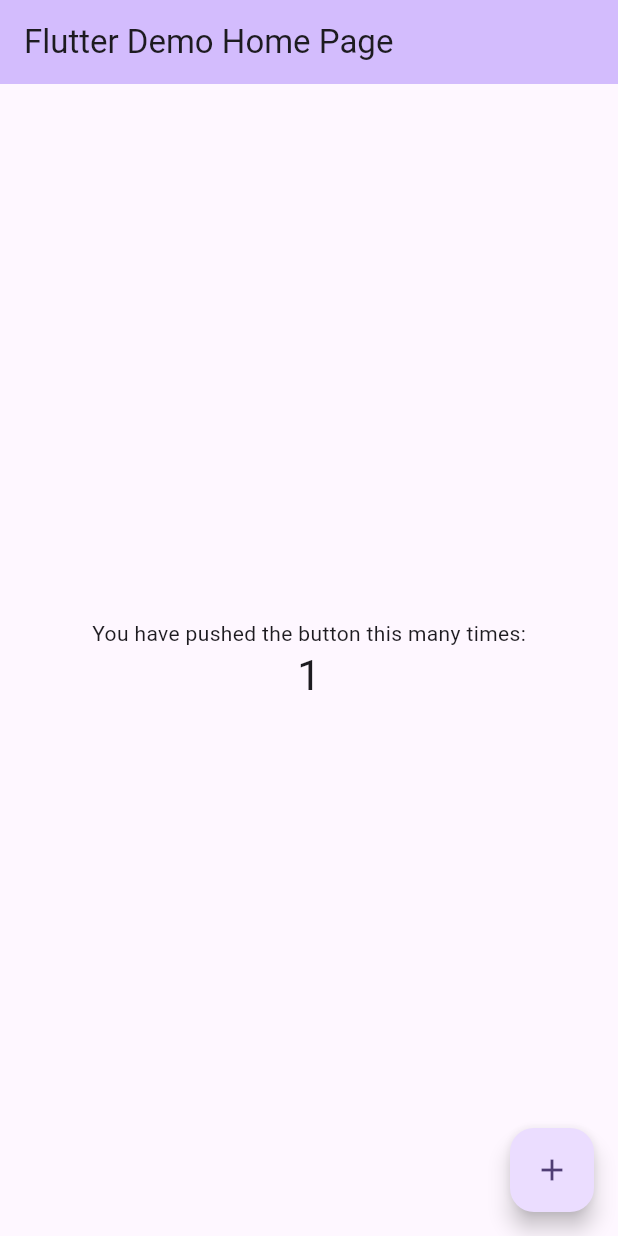
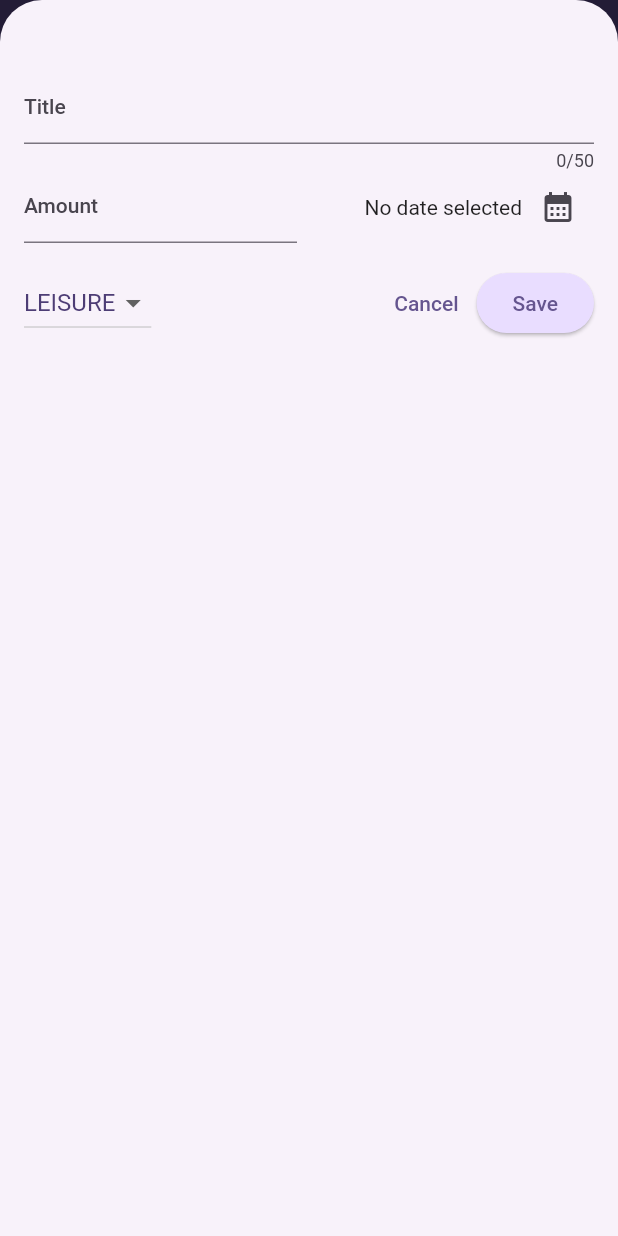
Before and after one commit to gorkemtopcu/flutter_expense_tracker_app, a Flutter app: the screen it shows after launch, after a tap on the "add" icon, on a phone screen of 412 x 824 dp. Run offline on Flutter 3.47's test engine with Material 2 defaults, Android fonts, the phone set to English and light mode, and no system bars.

Commit message:
base_commit

```diff
--- a/expense_tracker_app/lib/main.dart
+++ b/expense_tracker_app/lib/main.dart
@@ -1,125 +1,94 @@
 import 'package:flutter/material.dart';
+import 'package:flutter_expense_tracker_app/widgets/expenses.dart';
+
+var kColorScheme = ColorScheme.fromSeed(
+  seedColor: const Color.fromARGB(255, 96, 59, 181),
+);
+
+var kDarkColorScheme = ColorScheme.fromSeed(
+  brightness: Brightness.dark,
+  seedColor: const Color.fromARGB(255, 5, 99, 125),
+);
 
 void main() {
-  runApp(const MyApp());
+  runApp(
+    MaterialApp(
+      darkTheme: ThemeData().copyWith(
+        useMaterial3: true,
+        colorScheme: kDarkColorScheme,
+        scaffoldBackgroundColor: kDarkColorScheme.background,
+        appBarTheme: AppBarTheme(
+          backgroundColor: kDarkColorScheme.surface,
+          foregroundColor: kDarkColorScheme.onSurface,
+        ),
+        cardTheme: CardTheme(
+          color: kDarkColorScheme.secondaryContainer,
+          margin: const EdgeInsets.symmetric(
+            horizontal: 16,
+            vertical: 8,
+          ),
+        ),
+        elevatedButtonTheme: ElevatedButtonThemeData(
+          style: ElevatedButton.styleFrom(
+            backgroundColor: kDarkColorScheme.primaryContainer,
+            foregroundColor: kDarkColorScheme.onPrimaryContainer,
+          ),
+        ),
+        textTheme: ThemeData().textTheme.copyWith(
+              titleLarge: TextStyle(
+                  fontWeight: FontWeight.bold,
+                  color: kDarkColorScheme.onSecondaryContainer,
+                  fontSize: 18),
+              bodyLarge: TextStyle(
+                  fontWeight: FontWeight.bold,
+                  color: kDarkColorScheme.onSecondaryContainer,
+                  fontSize: 16),
+              bodyMedium: TextStyle(
+                  fontWeight: FontWeight.bold,
+                  color: kDarkColorScheme.onSecondaryContainer,
+                  fontSize: 14),
+              bodySmall: TextStyle(
+                  fontWeight: FontWeight.bold,
+                  color: kDarkColorScheme.onSecondaryContainer,
+                  fontSize: 12),
+            ),
+        inputDecorationTheme: ThemeData().inputDecorationTheme.copyWith(
+              prefixStyle: TextStyle(
+                  fontWeight: FontWeight.bold,
+                  color: kDarkColorScheme.onSecondaryContainer,
+                  fontSize: 14),
+            ),
+        iconTheme: ThemeData().iconTheme.copyWith(
+              color: kDarkColorScheme.onSecondaryContainer,
+            ),
+      ),
+      theme: ThemeData().copyWith(
+        useMaterial3: true,
+        colorScheme: kColorScheme,
+        appBarTheme: AppBarTheme(
+          backgroundColor: kColorScheme.onPrimaryContainer,
+          foregroundColor: kColorScheme.primaryContainer,
+        ),
+        cardTheme: CardTheme(
+          color: kColorScheme.secondaryContainer,
+          margin: const EdgeInsets.symmetric(
+            horizontal: 16,
+            vertical: 8,
+          ),
+        ),
+        elevatedButtonTheme: ElevatedButtonThemeData(
+          style: ElevatedButton.styleFrom(
+              backgroundColor: kColorScheme.primaryContainer),
+        ),
+        textTheme: ThemeData().textTheme.copyWith(
+              titleLarge: TextStyle(
+                  fontWeight: FontWeight.bold,
+                  color: kColorScheme.onSecondaryContainer,
+                  fontSize: 18),
+            ),
+      ),
+      themeMode: ThemeMode.system,
+      home: const Expenses(),
+    ),
+  );
 }
-
-class MyApp extends StatelessWidget {
-  const MyApp({super.key});
-
-  // This widget is the root of your application.
-  @override
-  Widget build(BuildContext context) {
-    return MaterialApp(
-      title: 'Flutter Demo',
-      theme: ThemeData(
-        // This is the theme of your application.
-        //
-        // TRY THIS: Try running your application with "flutter run". You'll see
-        // the application has a blue toolbar. Then, without quitting the app,
-        // try changing the seedColor in the colorScheme below to Colors.green
-        // and then invoke "hot reload" (save your changes or press the "hot
-        // reload" button in a Flutter-supported IDE, or press "r" if you used
-        // the command line to start the app).
-        //
-        // Notice that the counter didn't reset back to zero; the application
-        // state is not lost during the reload. To reset the state, use hot
-        // restart instead.
-        //
-        // This works for code too, not just values: Most code changes can be
-        // tested with just a hot reload.
-        colorScheme: ColorScheme.fromSeed(seedColor: Colors.deepPurple),
-        useMaterial3: true,
-      ),
-      home: const MyHomePage(title: 'Flutter Demo Home Page'),
-    );
-  }
-}
-
-class MyHomePage extends StatefulWidget {
-  const MyHomePage({super.key, required this.title});
-
-  // This widget is the home page of your application. It is stateful, meaning
-  // that it has a State object (defined below) that contains fields that affect
-  // how it looks.
-
-  // This class is the configuration for the state. It holds the values (in this
-  // case the title) provided by the parent (in this case the App widget) and
-  // used by the build method of the State. Fields in a Widget subclass are
-  // always marked "final".
-
-  final String title;
-
-  @override
-  State<MyHomePage> createState() => _MyHomePageState();
-}
-
-class _MyHomePageState extends State<MyHomePage> {
-  int _counter = 0;
-
-  void _incrementCounter() {
-    setState(() {
-      // This call to setState tells the Flutter framework that something has
-      // changed in this State, which causes it to rerun the build method below
-      // so that the display can reflect the updated values. If we changed
-      // _counter without calling setState(), then the build method would not be
-      // called again, and so nothing would appear to happen.
-      _counter++;
-    });
-  }
-
-  @override
-  Widget build(BuildContext context) {
-    // This method is rerun every time setState is called, for instance as done
-    // by the _incrementCounter method above.
-    //
-    // The Flutter framework has been optimized to make rerunning build methods
-    // fast, so that you can just rebuild anything that needs updating rather
-    // than having to individually change instances of widgets.
-    return Scaffold(
-      appBar: AppBar(
-        // TRY THIS: Try changing the color here to a specific color (to
-        // Colors.amber, perhaps?) and trigger a hot reload to see the AppBar
-        // change color while the other colors stay the same.
-        backgroundColor: Theme.of(context).colorScheme.inversePrimary,
-        // Here we take the value from the MyHomePage object that was created by
-        // the App.build method, and use it to set our appbar title.
-        title: Text(widget.title),
-      ),
-      body: Center(
-        // Center is a layout widget. It takes a single child and positions it
-        // in the middle of the parent.
-        child: Column(
-          // Column is also a layout widget. It takes a list of children and
-          // arranges them vertically. By default, it sizes itself to fit its
-          // children horizontally, and tries to be as tall as its parent.
-          //
-          // Column has various properties to control how it sizes itself and
-          // how it positions its children. Here we use mainAxisAlignment to
-          // center the children vertically; the main axis here is the vertical
-          // axis because Columns are vertical (the cross axis would be
-          // horizontal).
-          //
-          // TRY THIS: Invoke "debug painting" (choose the "Toggle Debug Paint"
-          // action in the IDE, or press "p" in the console), to see the
-          // wireframe for each widget.
-          mainAxisAlignment: MainAxisAlignment.center,
-          children: <Widget>[
-            const Text(
-              'You have pushed the button this many times:',
-            ),
-            Text(
-              '$_counter',
-              style: Theme.of(context).textTheme.headlineMedium,
-            ),
-          ],
-        ),
-      ),
-      floatingActionButton: FloatingActionButton(
-        onPressed: _incrementCounter,
-        tooltip: 'Increment',
-        child: const Icon(Icons.add),
-      ), // This trailing comma makes auto-formatting nicer for build methods.
-    );
-  }
-}
--- /dev/null
+++ b/expense_tracker_app/lib/models/expense.dart
@@ -0,0 +1,57 @@
+import 'package:flutter/material.dart';
+import 'package:uuid/uuid.dart';
+import 'package:intl/intl.dart';
+
+const uuid = Uuid();
+final formatter = DateFormat.yMd();
+
+enum Category { food, travel, leisure, work }
+
+const categoryIcons = {
+  Category.food: Icons.lunch_dining,
+  Category.travel: Icons.flight_takeoff,
+  Category.leisure: Icons.movie,
+  Category.work: Icons.work,
+};
+
+class Expense {
+  Expense(
+      {required this.title,
+      required this.amount,
+      required this.date,
+      required this.category})
+      : id = uuid.v4();
+
+  final String id;
+  final String title;
+  final double amount;
+  final DateTime date;
+  final Category category;
+
+  String get formattedDate {
+    return formatter.format(date);
+  }
+}
+
+class ExpenseBucket {
+  ExpenseBucket({
+    required this.category,
+    required this.expenses,
+  });
+
+  ExpenseBucket.forCategory(List<Expense> allExpenses, this.category)
+      : expenses = allExpenses
+            .where((expense) => expense.category == category)
+            .toList();
+
+  final Category category;
+  final List<Expense> expenses;
+
+  double get totalExpenses {
+    double sum = 0;
+    for (var expense in expenses) {
+      sum += expense.amount;
+    }
+    return sum;
+  }
+}
--- /dev/null
+++ b/expense_tracker_app/lib/widgets/chart/chart.dart
@@ -0,0 +1,94 @@
+import 'package:flutter/material.dart';
+import 'package:flutter_expense_tracker_app/models/expense.dart';
+import 'package:flutter_expense_tracker_app/widgets/chart/chart_bar.dart';
+
+class Chart extends StatelessWidget {
+  const Chart({super.key, required this.expenses});
+
+  final List<Expense> expenses;
+
+  List<ExpenseBucket> get buckets {
+    return [
+      ExpenseBucket.forCategory(expenses, Category.food),
+      ExpenseBucket.forCategory(expenses, Category.leisure),
+      ExpenseBucket.forCategory(expenses, Category.travel),
+      ExpenseBucket.forCategory(expenses, Category.work),
+    ];
+  }
+
+  double get maxTotalExpense {
+    double maxTotalExpense = 0;
+
+    for (final bucket in buckets) {
+      if (bucket.totalExpenses > maxTotalExpense) {
+        maxTotalExpense = bucket.totalExpenses;
+      }
+    }
+
+    return maxTotalExpense;
+  }
+
+  @override
+  Widget build(BuildContext context) {
+    final isDarkMode =
+        MediaQuery.of(context).platformBrightness == Brightness.dark;
+    return Container(
+      margin: const EdgeInsets.all(16),
+      padding: const EdgeInsets.symmetric(
+        vertical: 16,
+        horizontal: 8,
+      ),
+      width: double.infinity,
+      height: 180,
+      decoration: BoxDecoration(
+        borderRadius: BorderRadius.circular(8),
+        gradient: LinearGradient(
+          colors: [
+            Theme.of(context).colorScheme.primary.withOpacity(0.3),
+            Theme.of(context).colorScheme.primary.withOpacity(0.0)
+          ],
+          begin: Alignment.bottomCenter,
+          end: Alignment.topCenter,
+        ),
+      ),
+      child: Column(
+        children: [
+          Expanded(
+            child: Row(
+              crossAxisAlignment: CrossAxisAlignment.end,
+              children: [
+                for (final bucket in buckets) // alternative to map()
+                  ChartBar(
+                    fill: bucket.totalExpenses == 0
+                        ? 0
+                        : bucket.totalExpenses / maxTotalExpense,
+                  )
+              ],
+            ),
+          ),
+          const SizedBox(height: 12),
+          Row(
+            children: buckets
+                .map(
+                  (bucket) => Expanded(
+                    child: Padding(
+                      padding: const EdgeInsets.symmetric(horizontal: 4),
+                      child: Icon(
+                        categoryIcons[bucket.category],
+                        color: isDarkMode
+                            ? Theme.of(context).colorScheme.secondary
+                            : Theme.of(context)
+                                .colorScheme
+                                .primary
+                                .withOpacity(0.7),
+                      ),
+                    ),
+                  ),
+                )
+                .toList(),
+          )
+        ],
+      ),
+    );
+  }
+}
--- /dev/null
+++ b/expense_tracker_app/lib/widgets/chart/chart_bar.dart
@@ -0,0 +1,34 @@
+import 'package:flutter/material.dart';
+
+class ChartBar extends StatelessWidget {
+  const ChartBar({
+    super.key,
+    required this.fill,
+  });
+
+  final double fill;
+
+  @override
+  Widget build(BuildContext context) {
+    final isDarkMode =
+        MediaQuery.of(context).platformBrightness == Brightness.dark;
+    return Expanded(
+      child: Padding(
+        padding: const EdgeInsets.symmetric(horizontal: 4),
+        child: FractionallySizedBox(
+          heightFactor: fill,
+          child: DecoratedBox(
+            decoration: BoxDecoration(
+              shape: BoxShape.rectangle,
+              borderRadius:
+                  const BorderRadius.vertical(top: Radius.circular(8)),
+              color: isDarkMode
+                  ? Theme.of(context).colorScheme.secondary
+                  : Theme.of(context).colorScheme.primary.withOpacity(0.65),
+            ),
+          ),
+        ),
+      ),
+    );
+  }
+}
--- /dev/null
+++ b/expense_tracker_app/lib/widgets/expenses.dart
@@ -0,0 +1,89 @@
+import 'package:flutter/material.dart';
+import 'package:flutter_expense_tracker_app/widgets/chart/chart.dart';
+import 'package:flutter_expense_tracker_app/widgets/expenses_list/expenses_list.dart';
+import 'package:flutter_expense_tracker_app/models/expense.dart';
+import 'package:flutter_expense_tracker_app/widgets/new_expense.dart';
+
+class Expenses extends StatefulWidget {
+  const Expenses({super.key});
+
+  @override
+  State<Expenses> createState() => _ExpensesState();
+}
+
+class _ExpensesState extends State<Expenses> {
+  final List<Expense> _registeredExpenses = [
+    Expense(
+        title: 'Flutter Course',
+        amount: 19.99,
+        date: DateTime.now(),
+        category: Category.work),
+    Expense(
+        title: 'Cinema',
+        amount: 15.69,
+        date: DateTime.now(),
+        category: Category.leisure),
+  ];
+
+  void _openAddExpenseOverlay() {
+    showModalBottomSheet(
+      isScrollControlled: true,
+      context: context,
+      builder: (ctx) => NewExpense(onAddExpense: _addExpense),
+    );
+  }
+
+  void _addExpense(Expense expense) {
+    setState(() {
+      _registeredExpenses.add(expense);
+    });
+  }
+
+  void _removeExpense(Expense expense) {
+    final expenseIndex = _registeredExpenses.indexOf(expense);
+    setState(() {
+      _registeredExpenses.remove(expense);
+    });
+
+    ScaffoldMessenger.of(context).clearSnackBars();
+    ScaffoldMessenger.of(context).showSnackBar(
+      SnackBar(
+        content: const Text("Expense deleted."),
+        duration: const Duration(seconds: 3),
+        action: SnackBarAction(
+            label: "Undo",
+            onPressed: () {
+              setState(() {
+                _registeredExpenses.insert(expenseIndex, expense);
+              });
+            }),
+      ),
+    );
+  }
+
+  @override
+  Widget build(BuildContext context) {
+    return Scaffold(
+      appBar: AppBar(
+        title: const Text('Flutter ExpenseTracker'),
+        actions: [
+          IconButton(
+            onPressed: _openAddExpenseOverlay,
+            icon: const Icon(Icons.add),
+          ),
+        ],
+      ),
+      body: Column(
+        children: [
+          Chart(expenses: _registeredExpenses),
+          Expanded(
+            child: ExpensesList(
+              expenses: _registeredExpenses,
+              onRemoveExpense: _removeExpense,
+            ),
+          ),
+        ],
+      ),
+    );
+  }
+}
--- /dev/null
+++ b/expense_tracker_app/lib/widgets/expenses_list/expense_item.dart
@@ -0,0 +1,37 @@
+import 'package:flutter/material.dart';
+import 'package:flutter_expense_tracker_app/models/expense.dart';
+
+class ExpenseItem extends StatelessWidget {
+  const ExpenseItem({super.key, required this.expense});
+  final Expense expense;
+
+  @override
+  Widget build(BuildContext context) {
+    return Card(
+      child: Padding(
+        padding: const EdgeInsets.symmetric(horizontal: 20, vertical: 16),
+        child: Column(
+          crossAxisAlignment: CrossAxisAlignment.start,
+          children: [
+            Text(expense.title.toString(),
+                style: Theme.of(context).textTheme.titleLarge),
+            const SizedBox(height: 4),
+            Row(
+              children: [
+                Text('\$${expense.amount.toStringAsFixed(2)}'),
+                const Spacer(),
+                Row(
+                  children: [
+                    Icon(categoryIcons[expense.category]),
+                    const SizedBox(width: 8),
+                    Text(expense.formattedDate),
+                  ],
+                )
+              ],
+            ),
+          ],
+        ),
+      ),
+    );
+  }
+}
--- /dev/null
+++ b/expense_tracker_app/lib/widgets/expenses_list/expenses_list.dart
@@ -0,0 +1,28 @@
+import 'package:flutter/material.dart';
+import 'package:flutter_expense_tracker_app/models/expense.dart';
+import 'package:flutter_expense_tracker_app/widgets/expenses_list/expense_item.dart';
+
+class ExpensesList extends StatelessWidget {
+  const ExpensesList(
+      {super.key, required this.expenses, required this.onRemoveExpense});
+  final List<Expense> expenses;
+  final void Function(Expense) onRemoveExpense;
+
+  @override
+  Widget build(BuildContext context) {
+    return ListView.builder(
+      itemCount: expenses.length,
+      itemBuilder: (context, index) => Dismissible(
+          onDismissed: (direction) {
+            onRemoveExpense(expenses[index]);
+          },
+          background: Container(
+            color: Theme.of(context).colorScheme.error.withOpacity(.75),
+            margin: EdgeInsets.symmetric(
+                horizontal: Theme.of(context).cardTheme.margin!.horizontal),
+          ),
+          key: ValueKey(expenses[index]),
+          child: ExpenseItem(expense: expenses[index])),
+    );
+  }
+}
--- /dev/null
+++ b/expense_tracker_app/lib/widgets/new_expense.dart
@@ -0,0 +1,160 @@
+import 'package:flutter/material.dart';
+import 'package:flutter_expense_tracker_app/models/expense.dart';
+
+class NewExpense extends StatefulWidget {
+  const NewExpense({super.key, required this.onAddExpense});
+  final void Function(Expense) onAddExpense;
+
+  @override
+  State<NewExpense> createState() => _NewExpenseState();
+}
+
+class _NewExpenseState extends State<NewExpense> {
+  final _titleController = TextEditingController();
+  final _amountController = TextEditingController();
+  DateTime? _selectedDate;
+  Category _selectedCategory = Category.leisure;
+
+  void _selectCategory(Category? value) {
+    if (value == null) return;
+    setState(() {
+      _selectedCategory = value;
+    });
+  }
+
+  void _presentDatePicker() async {
+    final now = DateTime.now();
+    final firstDate = DateTime(now.year - 1, now.month, now.day);
+    final pickedDate = await showDatePicker(
+        context: context,
+        initialDate: now,
+        firstDate: firstDate,
+        lastDate: now);
+    setState(() {
+      _selectedDate = pickedDate;
+    });
+  }
+
+  void _submitExpenseData() {
+    final enteredAmount = double.tryParse(_amountController.text);
+    final isAmountValid = enteredAmount != null && enteredAmount > 0;
+    final enteredTitle = _titleController.text.trim();
+    if (enteredTitle.isEmpty || !isAmountValid || _selectedDate == null) {
+      showDialog(
+        context: context,
+        builder: (ctx) => AlertDialog(
+          title: const Text("Invalid Input"),
+          content: const Text(
+              "Please make sure a valid title, amount, date and category was entered."),
+          actions: [
+            TextButton(
+              onPressed: () {
+                Navigator.pop(ctx);
+              },
+              child: const Text("Okay"),
+            )
+          ],
+        ),
+      );
+      return;
+    }
+    widget.onAddExpense(Expense(
+        title: enteredTitle,
+        amount: enteredAmount,
+        date: _selectedDate!,
+        category: _selectedCategory));
+    Navigator.pop(context);
+  }
+
+  @override
+  void dispose() {
+    _titleController.dispose();
+    _amountController.dispose();
+    super.dispose();
+  }
+
+  @override
+  Widget build(BuildContext context) {
+    return Padding(
+      padding: const EdgeInsets.fromLTRB(16, 48, 16, 16),
+      child: Column(
+        children: [
+          TextField(
+            controller: _titleController,
+            maxLength: 50,
+            decoration: const InputDecoration(
+              label: Text("Title"),
+            ),
+          ),
+          Row(
+            children: [
+              Expanded(
+                child: TextField(
+                  controller: _amountController,
+                  keyboardType: TextInputType.number,
+                  decoration: const InputDecoration(
+                    prefixText: '\$',
+                    label: Text("Amount"),
+                  ),
+                ),
+              ),
+              const SizedBox(width: 16),
+              Expanded(
+                child: Row(
+                  mainAxisAlignment: MainAxisAlignment.end,
+                  crossAxisAlignment: CrossAxisAlignment.center,
+                  children: [
+                    Text(_selectedDate == null
+                        ? "No date selected"
+                        : formatter.format(_selectedDate!)),
+                    IconButton(
+                      icon: const Icon(Icons.calendar_month),
+                      onPressed: _presentDatePicker,
+                    ),
+                  ],
+                ),
+              )
+            ],
+          ),
+          const SizedBox(height: 16),
+          Row(
+            children: [
+              DropdownButton(
+                value: _selectedCategory,
+                dropdownColor: Theme.of(context).colorScheme.primaryContainer,
+                items: Category.values
+                    .map(
+                      (category) => DropdownMenuItem(
+                        value: category,
+                        child: Text(
+                          category.name.toUpperCase(),
+                          style: TextStyle(
+                              color: Theme.of(context)
+                                  .colorScheme
+                                  .onPrimaryContainer),
+                        ),
+                      ),
+                    )
+                    .toList(),
+                onChanged: (value) {
+                  _selectCategory(value);
+                },
+              ),
+              const Spacer(),
+              TextButton(
+                onPressed: () {
+                  Navigator.pop(context);
+                },
+                child: const Text("Cancel"),
+              ),
+              ElevatedButton(
+                onPressed: _submitExpenseData,
+                child: const Text("Save"),
+              ),
+            ],
+          )
+        ],
+      ),
+    );
+  }
+}
--- a/expense_tracker_app/pubspec.yaml
+++ b/expense_tracker_app/pubspec.yaml
@@ -35,6 +35,8 @@
   # The following adds the Cupertino Icons font to your application.
   # Use with the CupertinoIcons class for iOS style icons.
   cupertino_icons: ^1.0.2
+  uuid: ^3.0.7
+  intl: ^0.18.1
 
 dev_dependencies:
   flutter_test:
```
Also changed, not shown: 1 other file.
